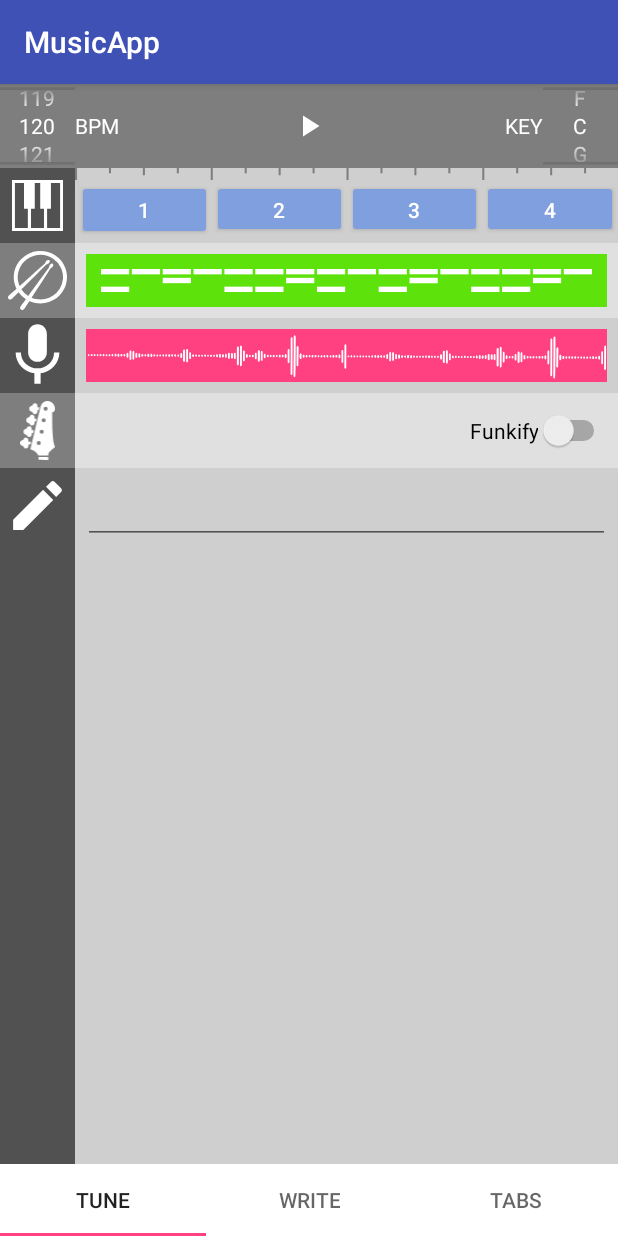
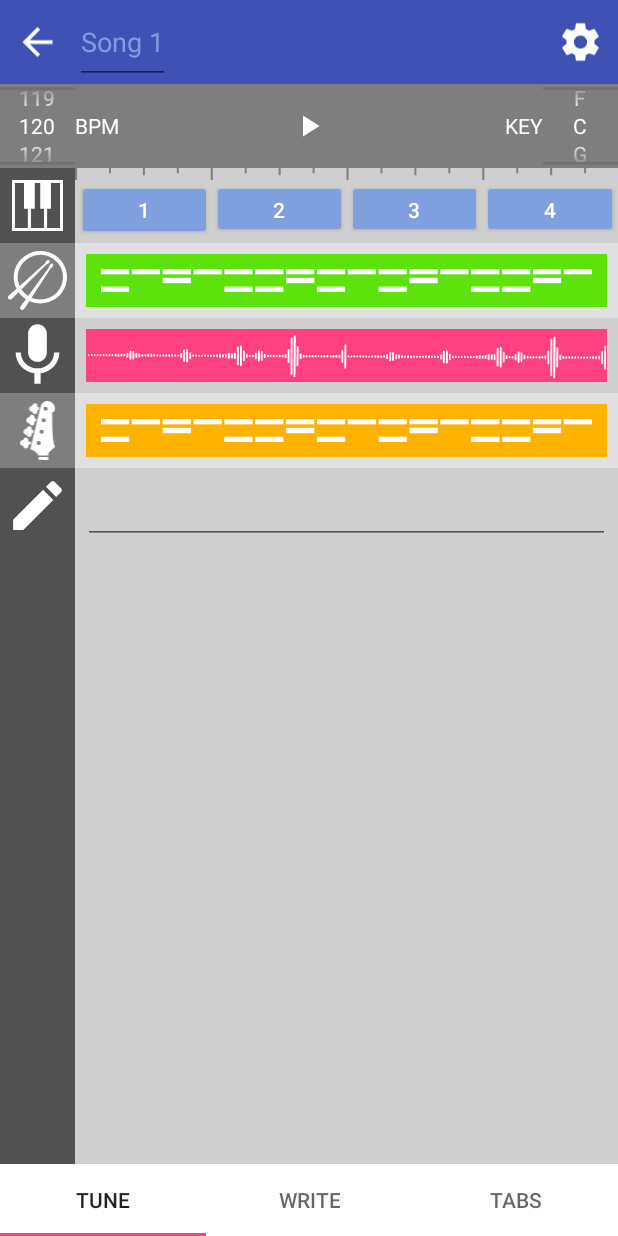
Before and after one commit to CALICAWESOME/MusicApp, an Android app: the screen it shows after launch (DAW), on a phone screen of 412 x 824 dp. Run offline under Robolectric (Android 15) with nearby library versions, the light colour scheme and no system bars.

Commit message:
toolbar shiznit

```diff
--- a/app/src/main/AndroidManifest.xml
+++ b/app/src/main/AndroidManifest.xml
@@ -8,7 +8,7 @@
         android:label="@string/app_name"
         android:roundIcon="@mipmap/ic_launcher_round"
         android:supportsRtl="true"
-        android:theme="@style/AppTheme">
+        android:theme="@style/AppThemeNoBar">
         <activity android:name=".DAW">
             <intent-filter>
                 <action android:name="android.intent.action.MAIN" />
--- a/app/src/main/java/edu/wit/mobileapp/musicapp/DAW.java
+++ b/app/src/main/java/edu/wit/mobileapp/musicapp/DAW.java
@@ -4,6 +4,7 @@ import android.content.DialogInterface;
 import android.support.v7.app.AlertDialog;
 import android.support.v7.app.AppCompatActivity;
 import android.os.Bundle;
+import android.support.v7.widget.Toolbar;
 import android.util.Log;
 import android.view.View;
 import android.widget.Button;
@@ -30,6 +31,9 @@ public class DAW extends AppCompatActivity {
     protected void onCreate(Bundle savedInstanceState) {
         super.onCreate(savedInstanceState);
         setContentView(R.layout.activity_daw);
+        Toolbar toolbar = (Toolbar) findViewById(R.id.bar);
+        setSupportActionBar(toolbar);
+        getSupportActionBar().setDisplayShowTitleEnabled(false);
         fillTrie();
 
         Button chord1 = (Button) findViewById(R.id.chord1);
--- /dev/null
+++ b/app/src/main/res/drawable/ic_arrow_back_black_24dp.xml
@@ -0,0 +1,9 @@
+<vector xmlns:android="http://schemas.android.com/apk/res/android"
+        android:width="24dp"
+        android:height="24dp"
+        android:viewportWidth="24.0"
+        android:viewportHeight="24.0">
+    <path
+        android:fillColor="@color/white"
+        android:pathData="M20,11H7.83l5.59,-5.59L12,4l-8,8 8,8 1.41,-1.41L7.83,13H20v-2z"/>
+</vector>
--- /dev/null
+++ b/app/src/main/res/drawable/ic_settings_black_24dp.xml
@@ -0,0 +1,9 @@
+<vector xmlns:android="http://schemas.android.com/apk/res/android"
+        android:width="24dp"
+        android:height="24dp"
+        android:viewportWidth="24.0"
+        android:viewportHeight="24.0">
+    <path
+        android:fillColor="@color/white"
+        android:pathData="M19.43,12.98c0.04,-0.32 0.07,-0.64 0.07,-0.98s-0.03,-0.66 -0.07,-0.98l2.11,-1.65c0.19,-0.15 0.24,-0.42 0.12,-0.64l-2,-3.46c-0.12,-0.22 -0.39,-0.3 -0.61,-0.22l-2.49,1c-0.52,-0.4 -1.08,-0.73 -1.69,-0.98l-0.38,-2.65C14.46,2.18 14.25,2 14,2h-4c-0.25,0 -0.46,0.18 -0.49,0.42l-0.38,2.65c-0.61,0.25 -1.17,0.59 -1.69,0.98l-2.49,-1c-0.23,-0.09 -0.49,0 -0.61,0.22l-2,3.46c-0.13,0.22 -0.07,0.49 0.12,0.64l2.11,1.65c-0.04,0.32 -0.07,0.65 -0.07,0.98s0.03,0.66 0.07,0.98l-2.11,1.65c-0.19,0.15 -0.24,0.42 -0.12,0.64l2,3.46c0.12,0.22 0.39,0.3 0.61,0.22l2.49,-1c0.52,0.4 1.08,0.73 1.69,0.98l0.38,2.65c0.03,0.24 0.24,0.42 0.49,0.42h4c0.25,0 0.46,-0.18 0.49,-0.42l0.38,-2.65c0.61,-0.25 1.17,-0.59 1.69,-0.98l2.49,1c0.23,0.09 0.49,0 0.61,-0.22l2,-3.46c0.12,-0.22 0.07,-0.49 -0.12,-0.64l-2.11,-1.65zM12,15.5c-1.93,0 -3.5,-1.57 -3.5,-3.5s1.57,-3.5 3.5,-3.5 3.5,1.57 3.5,3.5 -1.57,3.5 -3.5,3.5z"/>
+</vector>
--- a/app/src/main/res/layout/activity_daw.xml
+++ b/app/src/main/res/layout/activity_daw.xml
@@ -12,14 +12,23 @@
         android:layout_alignParentTop="true"
         android:background="@color/bg2">
 
+        <android.support.v7.widget.Toolbar
+            android:id="@+id/bar"
+            android:layout_width="match_parent"
+            android:layout_height="?attr/actionBarSize"
+            android:background="?attr/colorPrimary">
+
+
+        </android.support.v7.widget.Toolbar>
+
         <RelativeLayout
             android:id="@+id/toolbar"
             android:layout_width="match_parent"
             android:layout_height="?attr/actionBarSize"
-            android:layout_alignParentStart="true"
-            android:layout_alignParentTop="true"
             android:background="@color/bg"
-            android:minHeight="?attr/actionBarSize">
+            android:minHeight="?attr/actionBarSize"
+            android:layout_below="@+id/bar"
+            android:layout_alignParentStart="true">
 
             <NumberPicker
                 android:id="@+id/numberPicker"
@@ -55,7 +64,8 @@
                 android:layout_centerVertical="true"
                 android:layout_toStartOf="@+id/keyPicker"
                 android:text="@string/key"
-                android:textColor="@color/white" />
+                android:textColor="@color/white"
+                android:id="@+id/textView" />
 
             <NumberPicker
                 android:id="@+id/keyPicker"
@@ -65,7 +75,6 @@
                 android:layout_centerVertical="true"
                 android:textColor="@color/white"
                 android:theme="@style/AppTheme.Picker" />
-
         </RelativeLayout>
 
         <ImageView
@@ -203,7 +212,7 @@
                             app:srcCompat="@drawable/ic_mic_black_24dp" />
 
                         <ImageView
-                            android:id="@+id/drumdaw2"
+                            android:id="@+id/wave"
                             android:layout_width="1dp"
                             android:layout_height="match_parent"
                             android:layout_margin="7dp"
@@ -228,14 +237,16 @@
                             android:scaleType="fitCenter"
                             app:srcCompat="@drawable/ic_bass_icon" />
 
-
-                        <Switch
-                            android:id="@+id/switch1"
-                            android:layout_width="match_parent"
+                        <ImageView
+                            android:id="@+id/bass"
+                            android:layout_width="1dp"
                             android:layout_height="match_parent"
-                            android:layout_marginRight="5dp"
-                            android:gravity="right|center_vertical"
-                            android:text="@string/funk" />
+                            android:layout_margin="7dp"
+                            android:adjustViewBounds="false"
+                            android:background="@color/colorBass"
+                            android:padding="10dp"
+                            android:scaleType="fitXY"
+                            app:srcCompat="@drawable/ic_drumdaw" />
                     </TableRow>
 
                     <TableRow
@@ -292,6 +303,34 @@
                 android:text="@string/title_tabs" />
         </android.support.design.widget.TabLayout>
 
+        <ImageView
+            android:layout_width="50dp"
+            android:layout_height="match_parent"
+            android:layout_above="@+id/toolbar"
+            android:layout_alignParentStart="true"
+            android:padding="10dp"
+            app:srcCompat="@drawable/ic_arrow_back_black_24dp" />
+
+        <ImageView
+            android:id="@+id/settings"
+            android:layout_width="50dp"
+            android:layout_height="match_parent"
+            android:layout_above="@+id/toolbar"
+            android:layout_alignParentEnd="true"
+            android:padding="10dp"
+            app:srcCompat="@drawable/ic_settings_black_24dp" />
+
+        <EditText
+            android:id="@+id/myEditText"
+            android:layout_width="wrap_content"
+            android:layout_height="match_parent"
+            android:layout_above="@+id/toolbar"
+            android:layout_alignStart="@+id/playhead"
+            android:hint="Song 1"
+            android:singleLine="true"
+            android:textColor="@color/white"
+            android:textColorHint="@color/colorPrimaryLight" />
+
     </RelativeLayout>
 
 </RelativeLayout>
--- a/app/src/main/res/values/colors.xml
+++ b/app/src/main/res/values/colors.xml
@@ -7,6 +7,7 @@
     <color name="colorAccentFaded">#f48fb1</color>
     <color name="colorAccentTran">#ff4081</color>
     <color name="colorAudioTran">#5ee20b</color>
+    <color name="colorBass">#ffb300</color>
     <color name="bg">#7e7e7e</color>
     <color name="bg2">#515151</color>
     <color name="white">#fff</color>
--- a/app/src/main/res/values/styles.xml
+++ b/app/src/main/res/values/styles.xml
@@ -12,4 +12,10 @@
         <item name="android:textColorPrimary">@color/white</item>
     </style>
 
+    <style name="AppThemeNoBar" parent="Theme.AppCompat.Light.NoActionBar">
+        <item name="colorPrimary">@color/colorPrimary</item>
+        <item name="colorPrimaryDark">@color/colorPrimaryDark</item>
+        <item name="colorAccent">@color/colorAccent</item>
+    </style>
+
 </resources>
```
